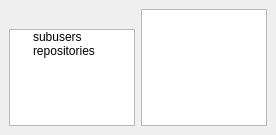
Old version of the form src/data/subuser.ui in the repository subuser-security/subuser-gui.
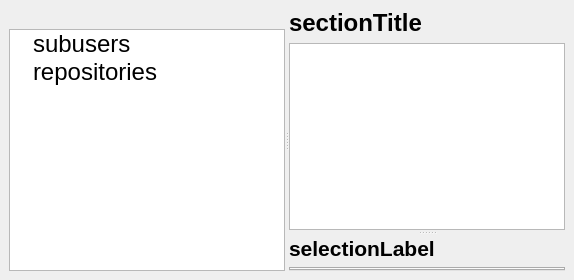
New version of the form.

```diff
--- a/src/data/subuser.ui
+++ b/src/data/subuser.ui
@@ -6,8 +6,8 @@
    <rect>
     <x>0</x>
     <y>0</y>
-    <width>276</width>
-    <height>135</height>
+    <width>574</width>
+    <height>280</height>
    </rect>
   </property>
   <property name="sizePolicy">
@@ -20,9 +20,26 @@
    <string>subuser</string>
   </property>
   <widget class="QWidget" name="centralwidget">
-   <layout class="QHBoxLayout" name="horizontalLayout">
-    <item>
+   <layout class="QGridLayout" name="gridLayout">
+    <item row="0" column="0">
+     <widget class="QSplitter" name="splitter_2">
+      <property name="frameShadow">
+       <enum>QFrame::Raised</enum>
+      </property>
+      <property name="lineWidth">
+       <number>5</number>
+      </property>
+      <property name="orientation">
+       <enum>Qt::Horizontal</enum>
+      </property>
+      <property name="childrenCollapsible">
+       <bool>false</bool>
+      </property>
+      <widget class="QWidget" name="">
      <layout class="QVBoxLayout" name="verticalLayout">
+        <property name="sizeConstraint">
+         <enum>QLayout::SetMinAndMaxSize</enum>
+        </property>
       <item>
        <widget class="QLabel" name="subuserIcon">
         <property name="sizePolicy">
@@ -39,13 +56,18 @@
       <item>
        <widget class="QTreeWidget" name="sideBar">
         <property name="sizePolicy">
-         <sizepolicy hsizetype="Preferred" vsizetype="Expanding">
+           <sizepolicy hsizetype="Minimum" vsizetype="Expanding">
           <horstretch>0</horstretch>
           <verstretch>0</verstretch>
          </sizepolicy>
         </property>
+          <property name="font">
+           <font>
+            <pointsize>18</pointsize>
+           </font>
+          </property>
         <property name="textElideMode">
-         <enum>Qt::ElideMiddle</enum>
+           <enum>Qt::ElideNone</enum>
         </property>
         <property name="headerHidden">
          <bool>true</bool>
@@ -68,9 +90,42 @@
        </widget>
       </item>
      </layout>
-    </item>
-    <item>
+      </widget>
+      <widget class="QSplitter" name="splitter">
+       <property name="sizePolicy">
+        <sizepolicy hsizetype="Expanding" vsizetype="Expanding">
+         <horstretch>0</horstretch>
+         <verstretch>0</verstretch>
+        </sizepolicy>
+       </property>
+       <property name="lineWidth">
+        <number>5</number>
+       </property>
+       <property name="orientation">
+        <enum>Qt::Vertical</enum>
+       </property>
+       <property name="handleWidth">
+        <number>6</number>
+       </property>
+       <property name="childrenCollapsible">
+        <bool>false</bool>
+       </property>
+       <widget class="QWidget" name="verticalLayoutWidget_2">
      <layout class="QVBoxLayout" name="verticalLayout_2">
+         <item>
+          <widget class="QLabel" name="sectionTitle">
+           <property name="font">
+            <font>
+             <pointsize>18</pointsize>
+             <weight>75</weight>
+             <bold>true</bold>
+            </font>
+           </property>
+           <property name="text">
+            <string>sectionTitle</string>
+           </property>
+          </widget>
+         </item>
       <item>
        <widget class="QListWidget" name="listWidget">
         <property name="sizePolicy">
@@ -79,11 +134,16 @@
           <verstretch>0</verstretch>
          </sizepolicy>
         </property>
+           <property name="font">
+            <font>
+             <pointsize>14</pointsize>
+            </font>
+           </property>
         <property name="dragDropMode">
          <enum>QAbstractItemView::NoDragDrop</enum>
         </property>
         <property name="textElideMode">
-         <enum>Qt::ElideMiddle</enum>
+            <enum>Qt::ElideNone</enum>
         </property>
         <property name="movement">
          <enum>QListView::Static</enum>
@@ -94,12 +154,39 @@
         <property name="uniformItemSizes">
          <bool>true</bool>
         </property>
-       </widget>
-      </item>
+           <property name="wordWrap">
+            <bool>true</bool>
+           </property>
+           <property name="sortingEnabled">
+            <bool>true</bool>
+           </property>
+          </widget>
+         </item>
+        </layout>
+       </widget>
+       <widget class="QWidget" name="verticalLayoutWidget">
+        <layout class="QVBoxLayout" name="verticalLayout_3">
       <item>
-       <layout class="QGridLayout" name="itemEditArea"/>
-      </item>
-     </layout>
+          <widget class="QLabel" name="selectionLabel">
+           <property name="font">
+            <font>
+             <pointsize>16</pointsize>
+             <weight>75</weight>
+             <bold>true</bold>
+            </font>
+           </property>
+           <property name="text">
+            <string>selectionLabel</string>
+           </property>
+          </widget>
+         </item>
+         <item>
+          <widget class="QTabWidget" name="tabWidget"/>
+         </item>
+        </layout>
+       </widget>
+      </widget>
+     </widget>
     </item>
    </layout>
   </widget>
```
Left out of the diff: 3 changed lines with no effect on the pictures. Lines whose indentation alone changed are shown as unchanged.
